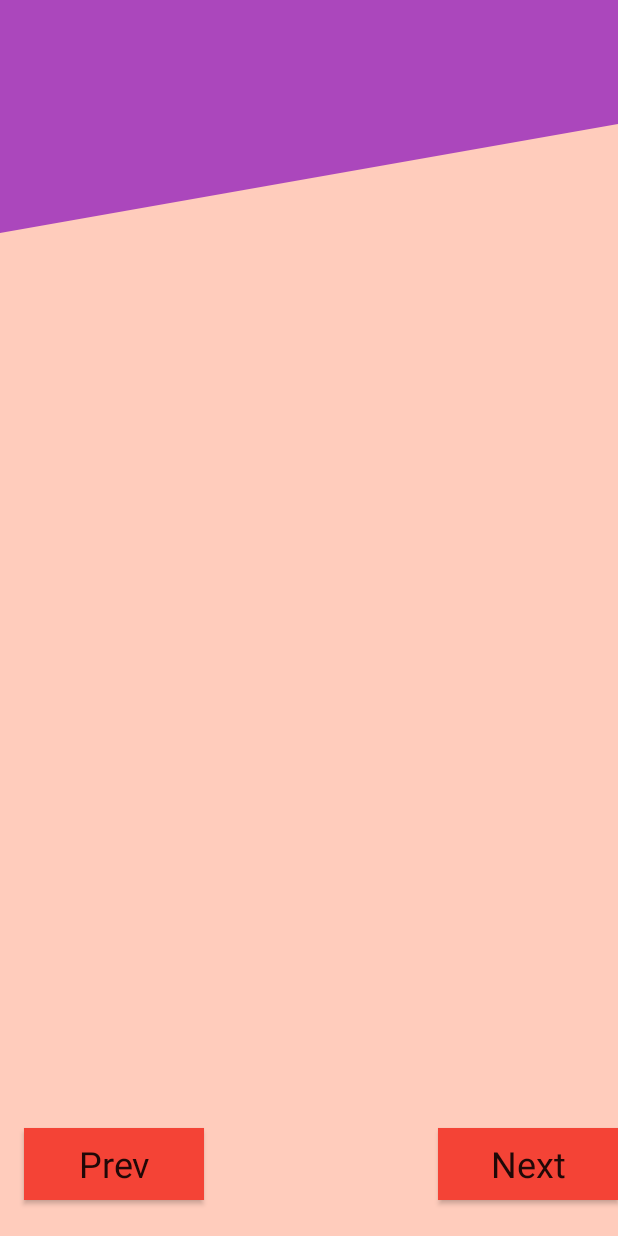
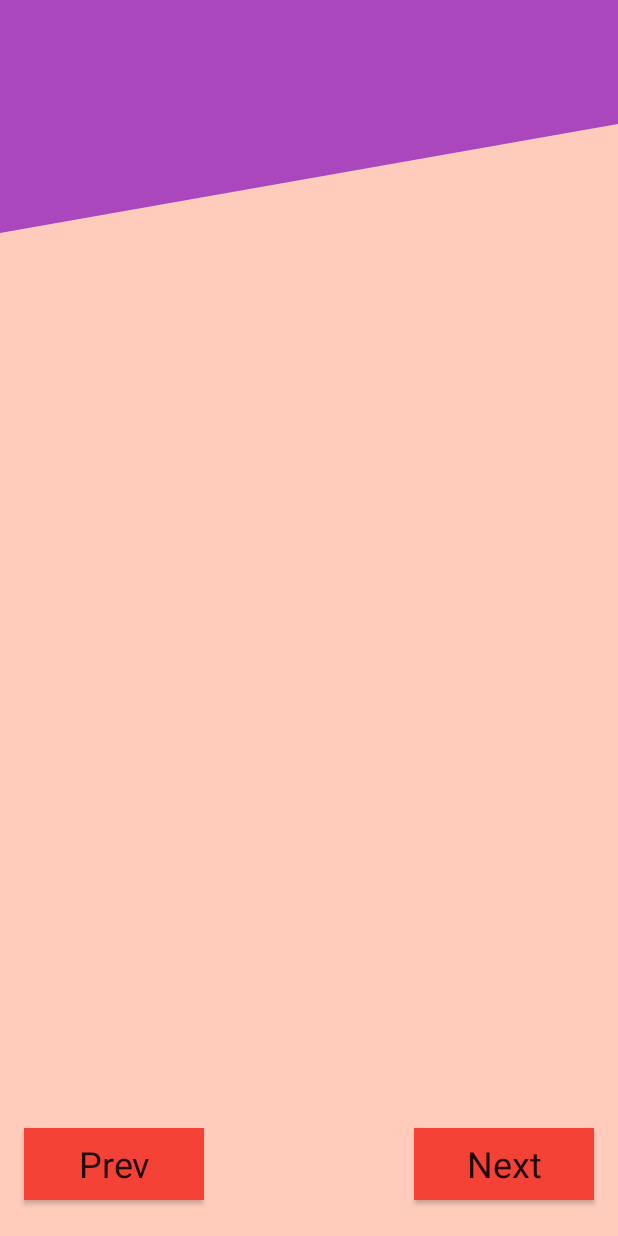
Before and after one commit to intkhabahmed/BakeNShake, an Android app: the layout fragment_steps.xml on its own in the app's theme, with its tools: preview values and no code run, on a phone screen of 412 x 824 dp. Run offline under Robolectric (Android 15) with nearby library versions, the phone set to English and light mode, and no system bars.

Commit message:
added end margin to the next button

```diff
--- a/app/src/main/res/values/styles.xml
+++ b/app/src/main/res/values/styles.xml
@@ -32,6 +32,7 @@
         <item name="android:layout_height">@dimen/control_button_height</item>
         <item name="android:background">@color/colorAccent</item>
         <item name="android:gravity">center</item>
+        <item name="android:layout_marginEnd">@dimen/large_spacing</item>
         <item name="android:layout_marginBottom">@dimen/xlarge_spacing</item>
         <item name="android:layout_marginStart">@dimen/large_spacing</item>
         <item name="android:textAppearance">@style/Base.TextAppearance.AppCompat.Headline</item>
```
